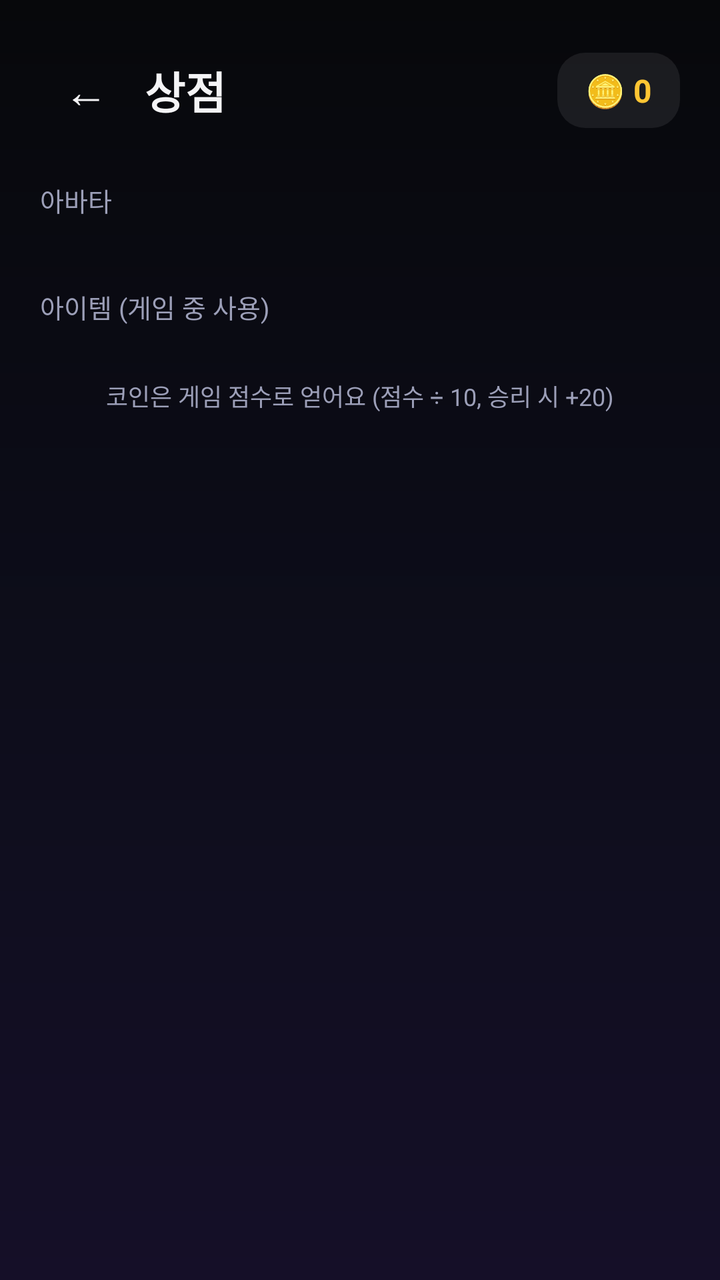
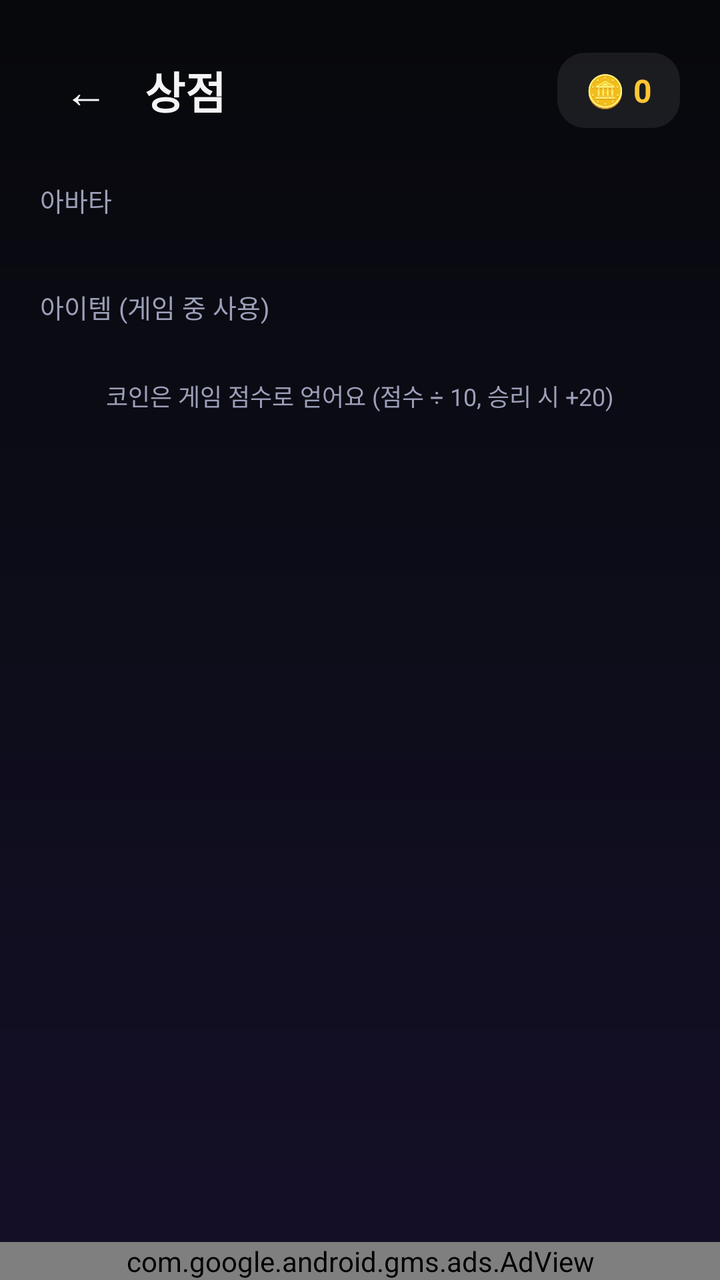

The first picture is an Android layout as it rendered before a commit; the second is the same layout after the commit. The layout source and the unified diff follow.
<!-- AndroidManifest.xml: application theme Theme.KKeutmal -->
<!-- res/layout/activity_shop.xml -->
<?xml version="1.0" encoding="utf-8"?>
<ScrollView xmlns:android="http://schemas.android.com/apk/res/android"
    android:layout_width="match_parent"
    android:layout_height="match_parent"
    android:fillViewport="true"
    android:overScrollMode="never">

    <LinearLayout
        android:layout_width="match_parent"
        android:layout_height="wrap_content"
        android:orientation="vertical"
        android:padding="20dp">

        <LinearLayout
            android:layout_width="match_parent"
            android:layout_height="wrap_content"
            android:orientation="horizontal"
            android:gravity="center_vertical">

            <com.google.android.material.button.MaterialButton
                android:id="@+id/btnBack"
                style="?attr/borderlessButtonStyle"
                android:layout_width="wrap_content"
                android:layout_height="wrap_content"
                android:minWidth="0dp"
                android:text="←"
                android:textColor="@color/text_primary"
                android:textSize="22sp" />

            <TextView
                android:layout_width="0dp"
                android:layout_weight="1"
                android:layout_height="wrap_content"
                android:layout_marginStart="6dp"
                android:text="상점"
                android:textColor="@color/text_primary"
                android:textSize="22sp"
                android:fontFamily="sans-serif-black" />

            <TextView
                android:id="@+id/tvShopCoins"
                android:layout_width="wrap_content"
                android:layout_height="wrap_content"
                android:background="@drawable/bubble_sys"
                android:paddingHorizontal="14dp"
                android:paddingVertical="8dp"
                android:text="🪙 0"
                android:textColor="@color/warn"
                android:textSize="16sp"
                android:textStyle="bold" />
        </LinearLayout>

        <TextView
            android:layout_width="wrap_content"
            android:layout_height="wrap_content"
            android:layout_marginTop="20dp"
            android:text="아바타"
            android:textColor="@color/text_dim"
            android:textSize="13sp" />

        <GridLayout
            android:id="@+id/gridAvatars"
            android:layout_width="match_parent"
            android:layout_height="wrap_content"
            android:layout_marginTop="10dp"
            android:columnCount="4" />

        <TextView
            android:layout_width="wrap_content"
            android:layout_height="wrap_content"
            android:layout_marginTop="24dp"
            android:text="아이템 (게임 중 사용)"
            android:textColor="@color/text_dim"
            android:textSize="13sp" />

        <LinearLayout
            android:id="@+id/listItems"
            android:layout_width="match_parent"
            android:layout_height="wrap_content"
            android:layout_marginTop="6dp"
            android:orientation="vertical" />

        <TextView
            android:layout_width="match_parent"
            android:layout_height="wrap_content"
            android:layout_marginTop="20dp"
            android:layout_marginBottom="12dp"
            android:gravity="center"
            android:text="코인은 게임 점수로 얻어요 (점수 ÷ 10, 승리 시 +20)"
            android:textColor="@color/text_dim"
            android:textSize="12sp" />
    </LinearLayout>
</ScrollView>
<!-- resources referenced by this layout -->
<resources>
  <color name="text_dim">#9C9FB8</color>
  <color name="text_primary">#F4F4F6</color>
  <color name="warn">#FFC533</color>
  <!-- drawable bubble_sys (drawable) -->
  <?xml version="1.0" encoding="utf-8"?>
  <shape xmlns:android="http://schemas.android.com/apk/res/android" android:shape="rectangle">
      <solid android:color="#14FFFFFF" />
      <corners android:radius="14dp" />
  </shape>
  <style name="Theme.KKeutmal" parent="Theme.Material3.Dark.NoActionBar">
          <item name="colorPrimary">@color/accent</item>
          <item name="colorOnPrimary">@color/text_on_accent</item>
          <item name="colorSecondary">@color/accent2</item>
          <item name="colorSurface">@color/surface</item>
          <item name="colorOnSurface">@color/text_primary</item>
          <item name="android:colorBackground">@color/bg_top</item>
          <item name="android:windowBackground">@drawable/bg_gradient</item>
          <item name="android:statusBarColor">@color/bg_top</item>
          <item name="android:navigationBarColor">@color/bg_bottom</item>
          <item name="android:windowLightStatusBar">false</item>
          <item name="android:textColor">@color/text_primary</item>
      </style>
  <color name="accent">#7C6CFF</color>
  <color name="text_on_accent">#FFFFFF</color>
  <color name="accent2">#59D499</color>
  <color name="surface">#111225</color>
  <color name="bg_top">#07080B</color>
  <!-- drawable bg_gradient (drawable) -->
  <?xml version="1.0" encoding="utf-8"?>
  <shape xmlns:android="http://schemas.android.com/apk/res/android" android:shape="rectangle">
      <gradient
          android:angle="270"
          android:startColor="@color/bg_top"
          android:centerColor="#0D0D1A"
          android:endColor="@color/bg_bottom" />
  </shape>
  <color name="bg_bottom">#150F28</color>
</resources>

<!-- the commit's change to res/layout/activity_shop.xml (unified diff, before → after) -->
@@ -1,7 +1,14 @@
 <?xml version="1.0" encoding="utf-8"?>
-<ScrollView xmlns:android="http://schemas.android.com/apk/res/android"
+<LinearLayout xmlns:android="http://schemas.android.com/apk/res/android"
+    xmlns:app="http://schemas.android.com/apk/res-auto"
     android:layout_width="match_parent"
     android:layout_height="match_parent"
+    android:orientation="vertical">
+
+<ScrollView
+        android:layout_width="match_parent"
+        android:layout_height="0dp"
+        android:layout_weight="1"
     android:fillViewport="true"
     android:overScrollMode="never">
 
@@ -91,3 +98,13 @@
             android:textSize="12sp" />
     </LinearLayout>
 </ScrollView>
+
+    
+    <com.google.android.gms.ads.AdView
+        android:id="@+id/adBanner"
+        android:layout_width="match_parent"
+        android:layout_height="wrap_content"
+        android:layout_gravity="center_horizontal"
+        app:adSize="BANNER" />
+
+</LinearLayout>
